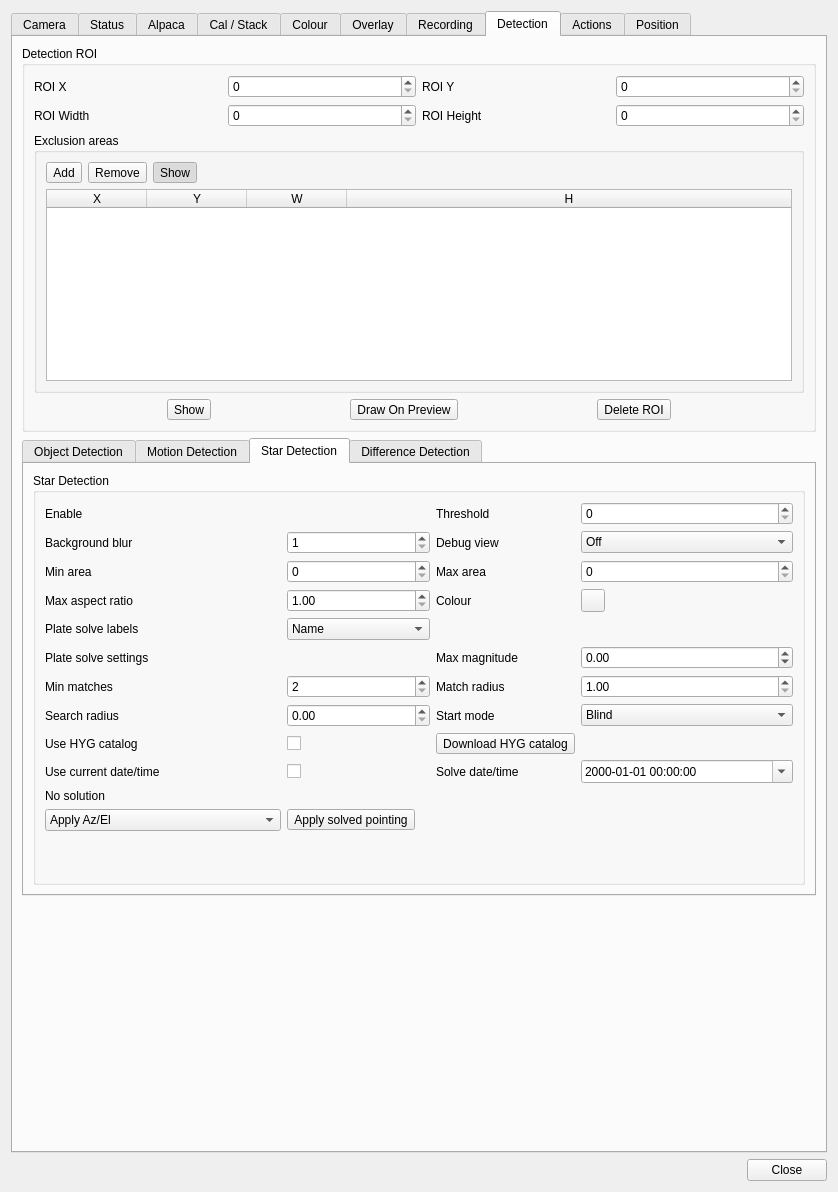
Above: plugins/feature/camera/camerasettingsdialog.ui from srcejon/sdrangel before the change. Below: the same form after it.
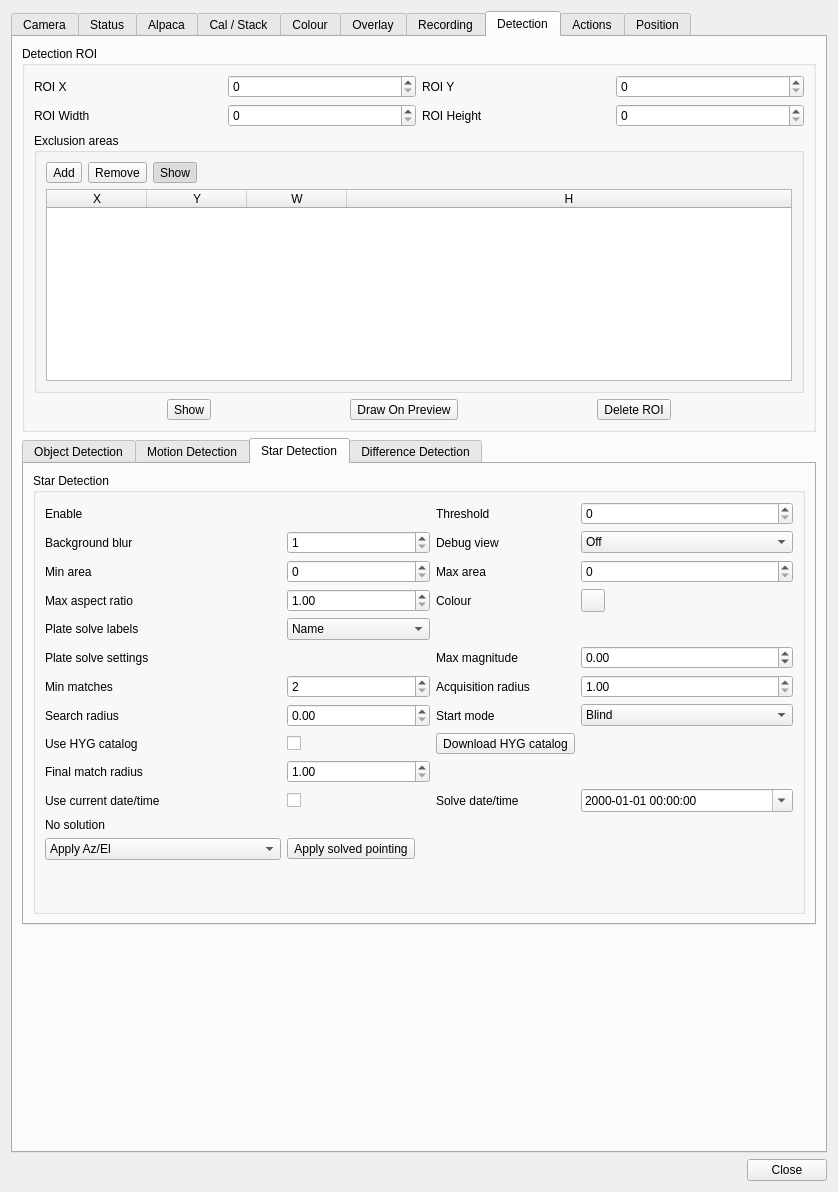
That is the form after the change. The open tabs and pages were chosen to show the change. Icons and pictures are not drawn. Custom widgets are drawn as their Qt base class.

Commit message: Split camera plate solve match radii

```diff
--- a/plugins/feature/camera/camerasettingsdialog.ui
+++ b/plugins/feature/camera/camerasettingsdialog.ui
@@ -4979,6 +4979,19 @@
                 </property>
                </widget>
               </item>
+              <item row="9" column="1">
+               <widget class="QDoubleSpinBox" name="plateSolveFinalMatchRadiusSpin">
+                <property name="minimum">
+                 <double>1.000000000000000</double>
+                </property>
+                <property name="maximum">
+                 <double>256.000000000000000</double>
+                </property>
+                <property name="singleStep">
+                 <double>1.000000000000000</double>
+                </property>
+               </widget>
+              </item>
               <item row="8" column="1">
                <widget class="QCheckBox" name="plateSolveUseDownloadedCatalogCheck">
                 <property name="toolTip">
@@ -5029,7 +5042,14 @@
               <item row="6" column="2">
                <widget class="QLabel" name="plateSolveMatchRadiusLabel">
                 <property name="text">
-                 <string>Match radius</string>
+                 <string>Acquisition radius</string>
+                </property>
+               </widget>
+              </item>
+              <item row="9" column="0">
+               <widget class="QLabel" name="plateSolveFinalMatchRadiusLabel">
+                <property name="text">
+                 <string>Final match radius</string>
                 </property>
                </widget>
               </item>
```
The commit also changes 6 other files.
